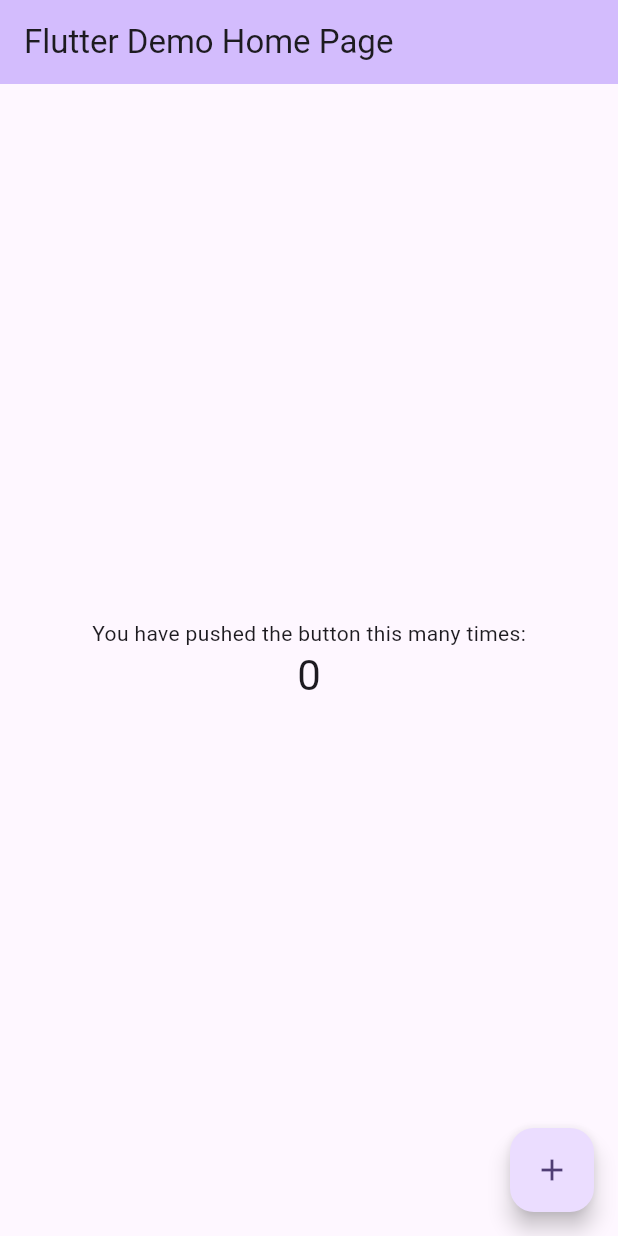
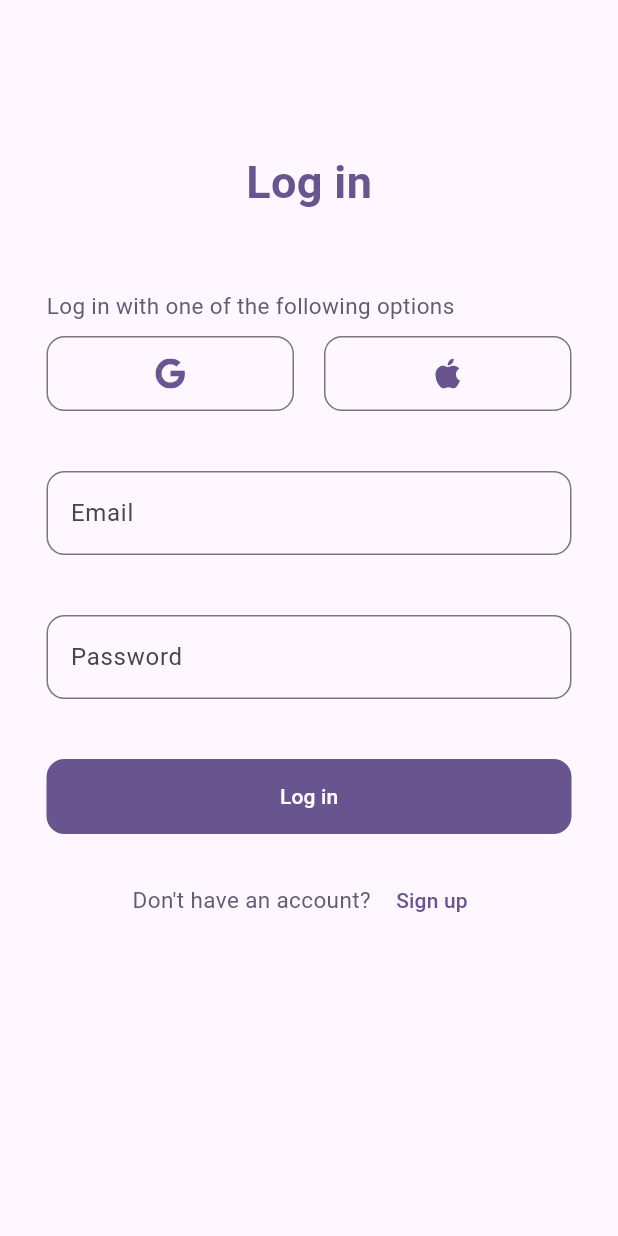
Before and after one commit to lutaii/firebase-auth, a Flutter app: the screen it shows after launch, on a phone screen of 412 x 824 dp. Run offline on Flutter 3.47's test engine with Material 3 defaults, Android fonts, the phone set to English and light mode, and no system bars; our stand-ins replace firebase_core, flutter_svg; accounts and stored records are empty.

Commit message:
create basic login screen ui

```diff
--- a/lib/main.dart
+++ b/lib/main.dart
@@ -1,4 +1,5 @@
-import 'package:firebase_auth/firebase_options.dart';
+import 'package:firebase_auth/firebase/firebase_options.dart';
+import 'package:firebase_auth/screens/log_in_screen.dart';
 import 'package:firebase_core/firebase_core.dart';
 import 'package:flutter/material.dart';
 
@@ -13,46 +14,21 @@ void main() async {
 class MyApp extends StatelessWidget {
   const MyApp({super.key});
 
-  // This widget is the root of your application.
   @override
   Widget build(BuildContext context) {
     return MaterialApp(
       title: 'Flutter Demo',
       theme: ThemeData(
-        // This is the theme of your application.
-        //
-        // TRY THIS: Try running your application with "flutter run". You'll see
-        // the application has a purple toolbar. Then, without quitting the app,
-        // try changing the seedColor in the colorScheme below to Colors.green
-        // and then invoke "hot reload" (save your changes or press the "hot
-        // reload" button in a Flutter-supported IDE, or press "r" if you used
-        // the command line to start the app).
-        //
-        // Notice that the counter didn't reset back to zero; the application
-        // state is not lost during the reload. To reset the state, use hot
-        // restart instead.
-        //
-        // This works for code too, not just values: Most code changes can be
-        // tested with just a hot reload.
         colorScheme: ColorScheme.fromSeed(seedColor: Colors.deepPurple),
         useMaterial3: true,
       ),
-      home: const MyHomePage(title: 'Flutter Demo Home Page'),
+      home: const LogInScreen(),
     );
   }
 }
 
 class MyHomePage extends StatefulWidget {
   const MyHomePage({super.key, required this.title});
-
-  // This widget is the home page of your application. It is stateful, meaning
-  // that it has a State object (defined below) that contains fields that affect
-  // how it looks.
-
-  // This class is the configuration for the state. It holds the values (in this
-  // case the title) provided by the parent (in this case the App widget) and
-  // used by the build method of the State. Fields in a Widget subclass are
-  // always marked "final".
 
   final String title;
 
@@ -65,50 +41,19 @@ class _MyHomePageState extends State<MyHomePage> {
 
   void _incrementCounter() {
     setState(() {
-      // This call to setState tells the Flutter framework that something has
-      // changed in this State, which causes it to rerun the build method below
-      // so that the display can reflect the updated values. If we changed
-      // _counter without calling setState(), then the build method would not be
-      // called again, and so nothing would appear to happen.
       _counter++;
     });
   }
 
   @override
   Widget build(BuildContext context) {
-    // This method is rerun every time setState is called, for instance as done
-    // by the _incrementCounter method above.
-    //
-    // The Flutter framework has been optimized to make rerunning build methods
-    // fast, so that you can just rebuild anything that needs updating rather
-    // than having to individually change instances of widgets.
     return Scaffold(
       appBar: AppBar(
-        // TRY THIS: Try changing the color here to a specific color (to
-        // Colors.amber, perhaps?) and trigger a hot reload to see the AppBar
-        // change color while the other colors stay the same.
         backgroundColor: Theme.of(context).colorScheme.inversePrimary,
-        // Here we take the value from the MyHomePage object that was created by
-        // the App.build method, and use it to set our appbar title.
         title: Text(widget.title),
       ),
       body: Center(
-        // Center is a layout widget. It takes a single child and positions it
-        // in the middle of the parent.
         child: Column(
-          // Column is also a layout widget. It takes a list of children and
-          // arranges them vertically. By default, it sizes itself to fit its
-          // children horizontally, and tries to be as tall as its parent.
-          //
-          // Column has various properties to control how it sizes itself and
-          // how it positions its children. Here we use mainAxisAlignment to
-          // center the children vertically; the main axis here is the vertical
-          // axis because Columns are vertical (the cross axis would be
-          // horizontal).
-          //
-          // TRY THIS: Invoke "debug painting" (choose the "Toggle Debug Paint"
-          // action in the IDE, or press "p" in the console), to see the
-          // wireframe for each widget.
           mainAxisAlignment: MainAxisAlignment.center,
           children: <Widget>[
             const Text(
@@ -125,7 +70,7 @@ class _MyHomePageState extends State<MyHomePage> {
         onPressed: _incrementCounter,
         tooltip: 'Increment',
         child: const Icon(Icons.add),
-      ), // This trailing comma makes auto-formatting nicer for build methods.
+      ),
     );
   }
 }
--- /dev/null
+++ b/lib/screens/log_in_screen.dart
@@ -0,0 +1,171 @@
+import 'package:flutter/material.dart';
+import 'package:flutter_svg/flutter_svg.dart';
+
+class LogInScreen extends StatelessWidget {
+  const LogInScreen({super.key});
+
+  @override
+  Widget build(BuildContext context) {
+    return Scaffold(
+      body: SingleChildScrollView(
+        child: SafeArea(
+          child: Center(
+            child: SizedBox(
+              width: 350,
+              child: Column(
+                mainAxisAlignment: MainAxisAlignment.center,
+                crossAxisAlignment: CrossAxisAlignment.start,
+                children: [
+                  const SizedBox(height: 100),
+                  Center(
+                    child: Text(
+                      'Log in',
+                      style: TextStyle(
+                        color: Theme.of(context).colorScheme.primary,
+                        fontSize: 30,
+                        fontWeight: FontWeight.w700,
+                      ),
+                    ),
+                  ),
+                  const SizedBox(height: 50),
+                  Text(
+                    'Log in with one of the following options',
+                    style: TextStyle(
+                      color: Theme.of(context).colorScheme.secondary,
+                      fontSize: 15,
+                    ),
+                  ),
+                  const SizedBox(height: 10),
+                  Row(
+                    children: [
+                      Expanded(
+                        child: SizedBox(
+                          height: 50,
+                          child: OutlinedButton(
+                            style: ButtonStyle(
+                              shape: MaterialStateProperty.all<
+                                  RoundedRectangleBorder>(
+                                RoundedRectangleBorder(
+                                  borderRadius: BorderRadius.circular(12.0),
+                                ),
+                              ),
+                            ),
+                            onPressed: () {},
+                            child: Padding(
+                              padding: const EdgeInsets.all(8.0),
+                              child: SvgPicture.asset(
+                                'assets/icons/google.svg',
+                                width: 20,
+                                colorFilter: ColorFilter.mode(
+                                  Theme.of(context).colorScheme.primary,
+                                  BlendMode.srcIn,
+                                ),
+                              ),
+                            ),
+                          ),
+                        ),
+                      ),
+                      const SizedBox(width: 20),
+                      Expanded(
+                        child: SizedBox(
+                          height: 50,
+                          child: OutlinedButton(
+                            style: ButtonStyle(
+                              shape: MaterialStateProperty.all<
+                                  RoundedRectangleBorder>(
+                                RoundedRectangleBorder(
+                                  borderRadius: BorderRadius.circular(12.0),
+                                ),
+                              ),
+                            ),
+                            onPressed: () {},
+                            child: Padding(
+                              padding: const EdgeInsets.all(8.0),
+                              child: SvgPicture.asset(
+                                'assets/icons/apple.svg',
+                                width: 20,
+                                colorFilter: ColorFilter.mode(
+                                  Theme.of(context).colorScheme.primary,
+                                  BlendMode.srcIn,
+                                ),
+                              ),
+                            ),
+                          ),
+                        ),
+                      ),
+                    ],
+                  ),
+                  const SizedBox(height: 40),
+                  TextField(
+                    decoration: InputDecoration(
+                      labelText: 'Email',
+                      border: OutlineInputBorder(
+                        borderRadius: BorderRadius.circular(12),
+                      ),
+                    ),
+                  ),
+                  const SizedBox(height: 40),
+                  TextField(
+                    decoration: InputDecoration(
+                      labelText: 'Password',
+                      border: OutlineInputBorder(
+                        borderRadius: BorderRadius.circular(12),
+                      ),
+                    ),
+                  ),
+                  const SizedBox(height: 40),
+                  SizedBox(
+                    width: double.infinity,
+                    height: 50,
+                    child: TextButton(
+                      style: ButtonStyle(
+                        backgroundColor: MaterialStateProperty.all<Color>(
+                          Theme.of(context).colorScheme.primary,
+                        ),
+                        shape:
+                            MaterialStateProperty.all<RoundedRectangleBorder>(
+                          RoundedRectangleBorder(
+                            borderRadius: BorderRadius.circular(12.0),
+                          ),
+                        ),
+                        overlayColor: MaterialStateProperty.all<Color>(
+                          Theme.of(context).colorScheme.secondary,
+                        ),
+                      ),
+                      onPressed: () {},
+                      child: const Text(
+                        'Log in',
+                        style: TextStyle(
+                          color: Colors.white,
+                        ),
+                      ),
+                    ),
+                  ),
+                  const SizedBox(height: 20),
+                  Row(
+                    mainAxisAlignment: MainAxisAlignment.center,
+                    crossAxisAlignment: CrossAxisAlignment.center,
+                    children: [
+                      Text(
+                        "Don't have an account?",
+                        style: TextStyle(
+                          color: Theme.of(context).colorScheme.secondary,
+                          fontSize: 15,
+                        ),
+                      ),
+                      const SizedBox(width: 5),
+                      TextButton(
+                        onPressed: () {},
+                        child: const Text('Sign up'),
+                      )
+                    ],
+                  )
+                ],
+              ),
+            ),
+          ),
+        ),
+      ),
+    );
+  }
+}
--- a/pubspec.yaml
+++ b/pubspec.yaml
@@ -11,6 +11,7 @@ dependencies:
   firebase_core: ^2.25.5
   flutter:
     sdk: flutter
+  flutter_svg: ^2.0.10+1
 
 dev_dependencies:
   flutter_lints: ^2.0.0
@@ -19,3 +20,6 @@ dev_dependencies:
 
 flutter:
   uses-material-design: true
+  assets:
+    - assets/
+    - assets/icons/
```
Also changed, not shown: assets/icons/apple.svg (added), assets/icons/google.svg (added), lib/firebase/firebase_options.dart (renamed from lib/firebase_options.dart), lib/screens/sign_up_screen.dart (added), pubspec.lock.
